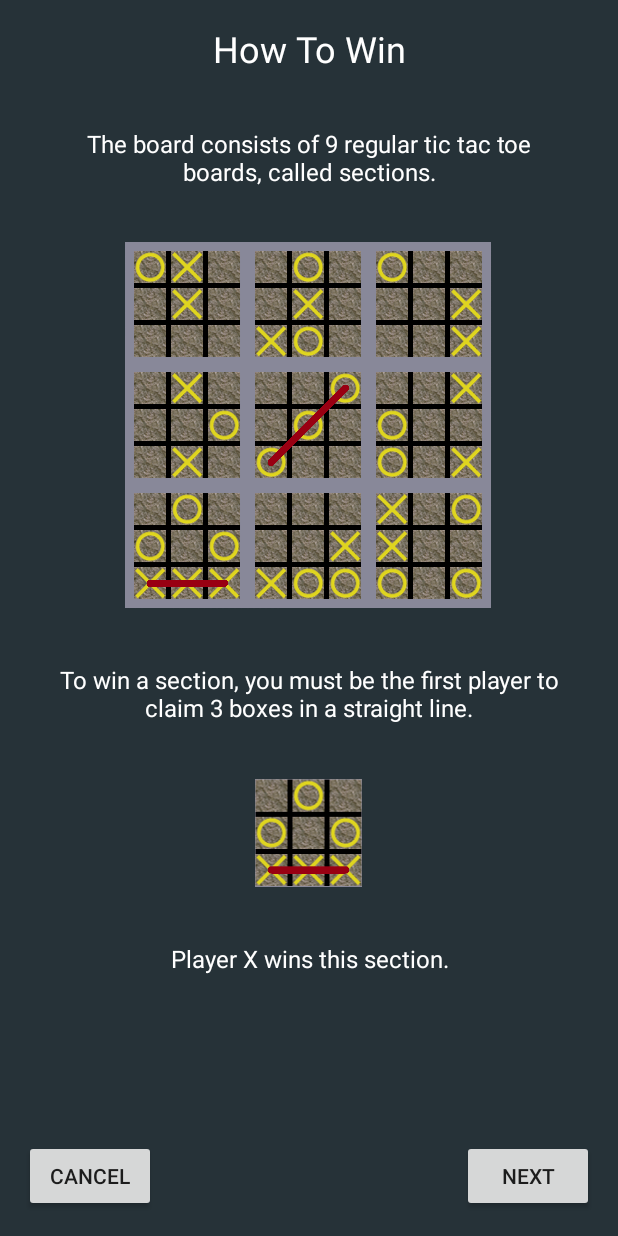
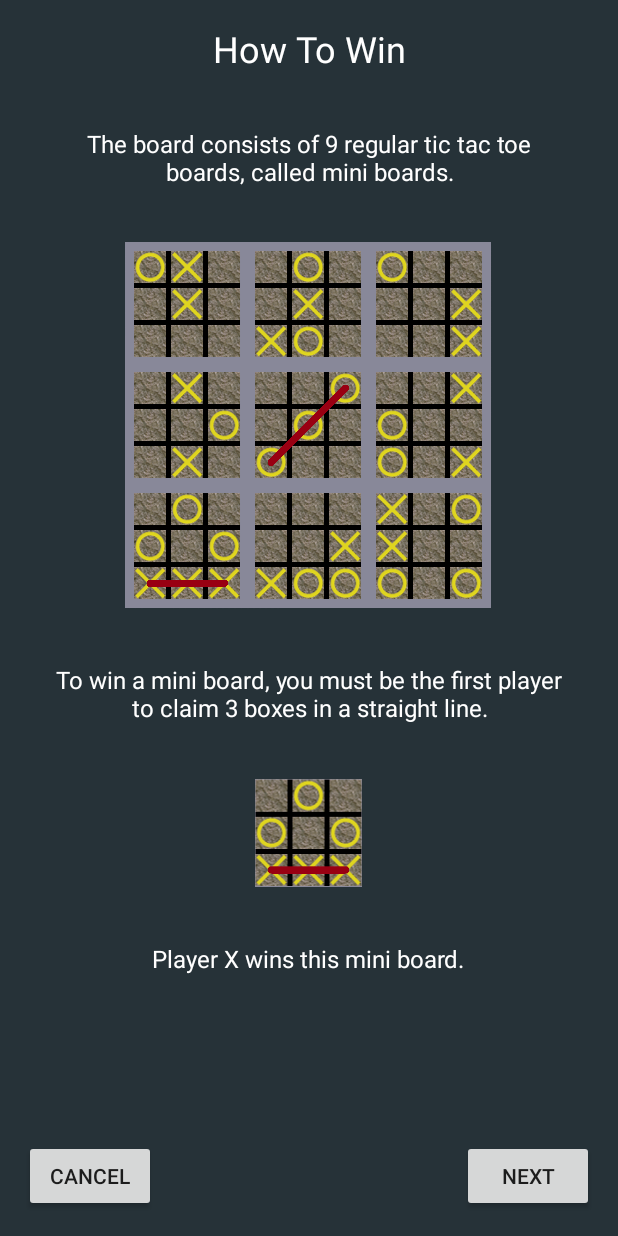
Before and after one commit to Diusrex/Tic-Tac-Toe-Squared, an Android app: the HowToPlayActivity screen opened directly, with no data from a screen before it, on a phone screen of 412 x 824 dp. Run offline under Robolectric (Android 15) with nearby library versions, the phone set to English and light mode, and no system bars.

Commit message:
Improved the text in how to play

```diff
--- a/app/src/main/java/com/diusrex/tictactoe/android/HowToPlayActivity.java
+++ b/app/src/main/java/com/diusrex/tictactoe/android/HowToPlayActivity.java
@@ -3,11 +3,13 @@ package com.diusrex.tictactoe.android;
 import android.app.Activity;
 import android.os.Bundle;
 import android.support.annotation.NonNull;
+import android.text.Html;
 import android.view.LayoutInflater;
 import android.view.View;
 import android.view.animation.Animation;
 import android.view.animation.AnimationUtils;
 import android.widget.Button;
+import android.widget.TextView;
 import android.widget.ViewFlipper;
 
 import com.diusrex.tictactoe.R;
@@ -88,6 +90,19 @@ public class HowToPlayActivity extends Activity {
     private void addBoardInfo() {
         addViewIdAndSetCanAnimateNextAndBack(R.layout.how_to_play_board_info_one, true, false);
         addViewIdAndSetCanAnimateNextAndBack(R.layout.how_to_play_board_info_two, false, true);
+        addColoringsToBoardInfo();
+    }
+
+    private void addColoringsToBoardInfo() {
+        setTextFromHtml(R.id.mini_board_coloring_most_recent, R.string.mini_board_coloring_most_recent);
+        setTextFromHtml(R.id.mini_board_coloring_red, R.string.mini_board_coloring_red);
+        setTextFromHtml(R.id.mini_board_coloring_blue, R.string.mini_board_coloring_blue);
+        setTextFromHtml(R.id.mini_board_coloring_pink, R.string.mini_board_coloring_pink);
+    }
+
+    private void setTextFromHtml(int textViewId, int textId) {
+        TextView v =(TextView) findViewById(textViewId);
+        v.setText(Html.fromHtml(getString(textId)));
     }
 
     private void addPlayRules() {
--- a/app/src/main/res/layout/how_to_play_board_info_one.xml
+++ b/app/src/main/res/layout/how_to_play_board_info_one.xml
@@ -16,7 +16,7 @@
         />
 
     <TextView
-        android:text="@string/section_coloring_most_recent"
+        android:id="@+id/mini_board_coloring_most_recent"
         style="@style/HowToPlayText"
         />
 
@@ -37,7 +37,7 @@
         />
 
     <TextView
-        android:text="@string/section_coloring_red"
+        android:id="@+id/mini_board_coloring_red"
         style="@style/HowToPlayText"
         />
 </LinearLayout>
--- a/app/src/main/res/layout/how_to_play_board_info_two.xml
+++ b/app/src/main/res/layout/how_to_play_board_info_two.xml
@@ -16,7 +16,7 @@
         />
 
     <TextView
-        android:text="@string/section_coloring_blue"
+        android:id="@+id/mini_board_coloring_blue"
         style="@style/HowToPlayText"
         />
 
@@ -37,7 +37,7 @@
         />
 
     <TextView
-        android:text="@string/section_coloring_pink"
+        android:id="@+id/mini_board_coloring_pink"
         style="@style/HowToPlayText"
         />
 </LinearLayout>
--- a/app/src/main/res/layout/how_to_play_how_to_win_one.xml
+++ b/app/src/main/res/layout/how_to_play_how_to_win_one.xml
@@ -17,7 +17,7 @@
         />
 
     <TextView
-        android:text="@string/how_to_win_sections_info"
+        android:text="@string/how_to_win_mini_board_info"
         style="@style/HowToPlayText"
         />
 
@@ -40,7 +40,7 @@
         />
 
     <TextView
-        android:text="@string/how_to_win_a_section"
+        android:text="@string/how_to_win_a_mini_board"
         style="@style/HowToPlayText"
         />
 
@@ -63,7 +63,7 @@
         />
 
     <TextView
-        android:text="@string/how_to_win_section_image_description"
+        android:text="@string/how_to_win_mini_board_image_description"
         style="@style/HowToPlayText"
         />
 
--- a/app/src/main/res/values/colors.xml
+++ b/app/src/main/res/values/colors.xml
@@ -8,4 +8,6 @@
     <color name="section_win_line">#990012</color>
     <color name="current_player_box">#ED1C24</color>
     <color name="game_win_line">#990012</color>
+    <color name="standard_green">#29F950</color>
+    <color name="standard_yellow">#DED421</color>
 </resources>
--- a/app/src/main/res/values/strings.xml
+++ b/app/src/main/res/values/strings.xml
@@ -19,24 +19,24 @@
     <string name="game_done">Game is finished</string>
     <string name="current_player_image_description">Image for current player</string>
     <string name="how_to_win_title">How To Win</string>
-    <string name="how_to_win_sections_info">The board consists of 9 regular tic tac toe boards, called sections.</string>
-    <string name="how_to_win_a_section">To win a section, you must be the first player to claim 3 boxes in a straight line.</string>
-    <string name="how_to_win_section_image_description">Player X wins this section.</string>
-    <string name="how_to_win_game_win_explanation">To win the game, one player needs to win 3 sections in a straight line.</string>
-    <string name="how_to_win_game_how_won_one">In this example, Player O wins with 3 sections in a diagonal line from the top left to the bottom right.</string>
-    <string name="how_to_win_game_how_won_two">In this complex example, Player X wins with 3 sections in a line at the bottom of the game board.</string>
-    <string name="board_info_title">Board Info</string>
-    <string name="section_coloring_red">The section highlighted in red shows what section the next move will be played in.</string>
-    <string name="section_coloring_blue">The blue highlighted section helps the player enlarge a section.</string>
-    <string name="section_coloring_pink">If the highlighted red and highlighted blue are in the section, it will be pink.</string>
-    <string name="section_coloring_most_recent">The most recent move by the previous player will be green.</string>
+    <string name="how_to_win_mini_board_info">The board consists of 9 regular tic tac toe boards, called mini boards.</string>
+    <string name="how_to_win_a_mini_board">To win a mini board, you must be the first player to claim 3 boxes in a straight line.</string>
+    <string name="how_to_win_mini_board_image_description">Player X wins this mini board.</string>
+    <string name="how_to_win_game_win_explanation">To win the game, one player needs to win 3 mini boards in a straight line.</string>
+    <string name="how_to_win_game_how_won_one">In this example, Player O wins with 3 mini boards in a diagonal line from the top left to the bottom right.</string>
+    <string name="how_to_win_game_how_won_two">In this complex example, Player X wins with 3 mini boards in a line at the bottom of the game board.</string>
+    <string name="board_info_title">Game Help</string>
+    <string name="mini_board_coloring_red"><![CDATA[The <font color="#EE0000">red mini board</font> shows where the next move will be played in.]]></string>
+    <string name="mini_board_coloring_blue"><![CDATA[The <font color="#3333FF">blue mini board</font> is enlarged of the bottom of the screen. The player may change the enlarged board.]]></string>
+    <string name="mini_board_coloring_pink"><![CDATA[If the mini board to be played in is enlarged, it will be <font color="#EE00EE">pink</font>.]]></string>
+    <string name="mini_board_coloring_most_recent"><![CDATA[The <font color="#29F950">green X</font> shows the last move. It is now Player O\'s turn.]]></string>
     <string name="back">Back</string>
     <string name="next">Next</string>
-    <string name="play_rules_first_example_explanation">For example, player O chose the top right box of the middle section. Player X can now choose any box in the top right section.</string>
-    <string name="play_rules_second_example_explanation">Player X chose the bottom center box of the top right box. Player O may now choose any box in the bottom center section.</string>
-    <string name="play_rules_third_example_explanation">Player O chose the top left box of the bottom center section. Player X may now choose any box in the top left section.</string>
-    <string name="play_rules_first_rule">The section each player plays in matches the position of the box chosen by the previous player.</string>
-    <string name="play_rules_second_rule">If all of the boxes in one section are claimed, the current player may choose any unclaimed box on the whole board.</string>
+    <string name="play_rules_first_example_explanation">For example, player O chose the top right box of the middle mini board. This means Player X must now choose any box in the top right mini board.</string>
+    <string name="play_rules_second_example_explanation">Player X chose the bottom center box of the top right box. Player O must now choose any box in the bottom center mini board.</string>
+    <string name="play_rules_third_example_explanation">Player O chose the top left box of the bottom center mini board. Player X must now choose any box in the top left mini board.</string>
+    <string name="play_rules_first_rule">You send your opponent to the mini board corresponding to the box you played in.</string>
+    <string name="play_rules_second_rule">If all of the boxes in the mini board you must play in are claimed, you can instead choose any unclaimed box on the whole board.</string>
     <string name="player_rules_title">Play Rules</string>
     <string name="finish">Finish</string>
     <string name="cancel">Cancel</string>
```
